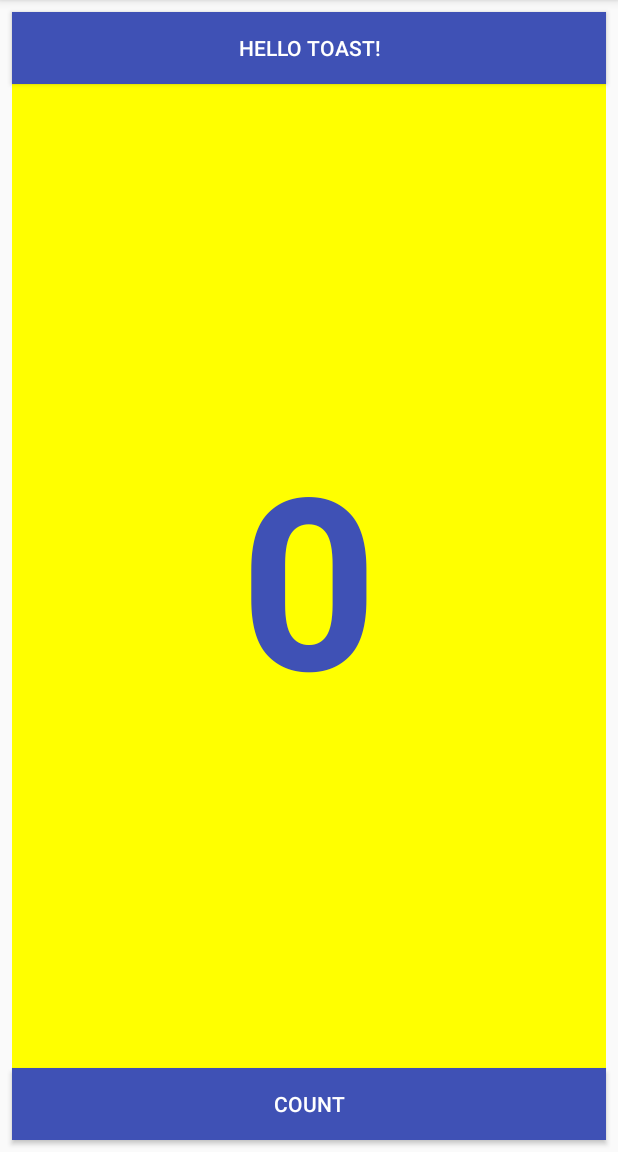
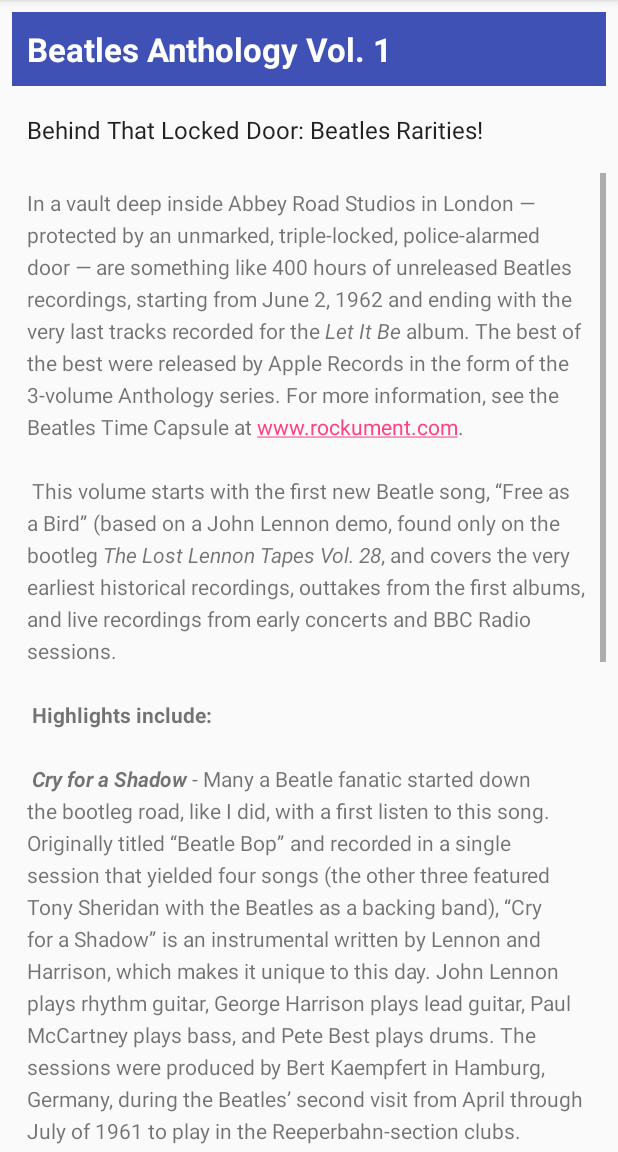
Before and after one commit to biratrai/android-developer-fundamental-course, an Android app: the screen it shows after launch (MainActivity before the commit, ScrollActivity after it), after a tap on "HELLO TOAST!", on a phone screen of 412 x 824 dp, the part 84-1236 px from its top. Run offline under Robolectric (Android 15) with nearby library versions, the phone set to English and light mode, and no system bars.

Commit message:
adding scrollable view

```diff
--- a/app/build.gradle
+++ b/app/build.gradle
@@ -1,6 +1,5 @@
 // DSL plugin for android
 apply plugin: 'com.android.application'
-
 
 // DSL plugin for kotlin
 apply plugin: 'kotlin-android'
@@ -35,7 +34,7 @@ android {
 dependencies {
     // Local binary dependency. Include any JAR file inside app/libs
     implementation fileTree(dir: 'libs', include: ['*.jar'])
-    implementation"org.jetbrains.kotlin:kotlin-stdlib-jre7:$kotlin_version"
+    implementation "org.jetbrains.kotlin:kotlin-stdlib-jre7:$kotlin_version"
     implementation 'com.android.support:appcompat-v7:26.1.0'
     implementation 'com.android.support.constraint:constraint-layout:1.0.2'
     testImplementation 'junit:junit:4.12'
--- a/app/src/main/AndroidManifest.xml
+++ b/app/src/main/AndroidManifest.xml
@@ -16,6 +16,7 @@
                 <category android:name="android.intent.category.LAUNCHER" />
             </intent-filter>
         </activity>
+        <activity android:name=".ScrollActivity"></activity>
     </application>
 
 </manifest>
--- a/app/src/main/java/com/example/gooner10/androiddeveloperfundamentals/MainActivity.kt
+++ b/app/src/main/java/com/example/gooner10/androiddeveloperfundamentals/MainActivity.kt
@@ -1,5 +1,6 @@
 package com.example.gooner10.androiddeveloperfundamentals
 
+import android.content.Intent
 import android.os.Bundle
 import android.support.v7.app.AppCompatActivity
 import android.view.View
@@ -17,7 +18,9 @@ class MainActivity : AppCompatActivity() {
      * When the button is clicked, it shows toast
      */
     fun showToast(view: View) {
-        Toast.makeText(this, getString(R.string.toast_message), Toast.LENGTH_SHORT).show();
+        Toast.makeText(this, getString(R.string.toast_message), Toast.LENGTH_SHORT).show()
+        val intent = Intent(this, ScrollActivity::class.java)
+        startActivity(intent)
     }
 
     /**
--- /dev/null
+++ b/app/src/main/java/com/example/gooner10/androiddeveloperfundamentals/ScrollActivity.kt
@@ -0,0 +1,12 @@
+package com.example.gooner10.androiddeveloperfundamentals
+
+import android.support.v7.app.AppCompatActivity
+import android.os.Bundle
+
+class ScrollActivity : AppCompatActivity() {
+
+    override fun onCreate(savedInstanceState: Bundle?) {
+        super.onCreate(savedInstanceState)
+        setContentView(R.layout.activity_scroll)
+    }
+}
--- /dev/null
+++ b/app/src/main/res/layout/activity_scroll.xml
@@ -0,0 +1,64 @@
+<?xml version="1.0" encoding="utf-8"?>
+<android.support.constraint.ConstraintLayout xmlns:android="http://schemas.android.com/apk/res/android"
+    xmlns:app="http://schemas.android.com/apk/res-auto"
+    xmlns:tools="http://schemas.android.com/tools"
+    android:layout_width="match_parent"
+    android:layout_height="match_parent"
+    tools:context="com.example.gooner10.androiddeveloperfundamentals.ScrollActivity">
+
+    <TextView
+        android:id="@+id/heading"
+        android:layout_width="match_parent"
+        android:layout_height="wrap_content"
+        android:layout_marginEnd="8dp"
+        android:layout_marginStart="8dp"
+        android:layout_marginTop="8dp"
+        android:background="@color/colorPrimary"
+        android:padding="@dimen/padding_regular"
+        android:text="@string/article_title"
+        android:textAppearance="@android:style/TextAppearance.DeviceDefault.Large"
+        android:textColor="@android:color/white"
+        android:textStyle="bold"
+        app:layout_constraintEnd_toEndOf="parent"
+        app:layout_constraintStart_toStartOf="parent"
+        app:layout_constraintTop_toTopOf="parent"
+        tools:text="Heading" />
+
+    <TextView
+        android:id="@+id/subHeading"
+        android:layout_width="match_parent"
+        android:layout_height="wrap_content"
+        android:layout_marginEnd="8dp"
+        android:layout_marginStart="8dp"
+        android:layout_marginTop="8dp"
+        android:padding="@dimen/padding_regular"
+        android:text="@string/article_subtitle"
+        android:textAppearance="@android:style/TextAppearance"
+        app:layout_constraintEnd_toEndOf="parent"
+        app:layout_constraintStart_toStartOf="parent"
+        app:layout_constraintTop_toBottomOf="@+id/heading"
+        tools:text="Subheading" />
+
+    <ScrollView
+        android:layout_width="match_parent"
+        android:layout_height="0dp"
+        android:layout_marginEnd="8dp"
+        android:layout_marginStart="8dp"
+        android:layout_marginTop="8dp"
+        app:layout_constraintEnd_toEndOf="parent"
+        app:layout_constraintStart_toStartOf="parent"
+        app:layout_constraintTop_toBottomOf="@+id/subHeading">
+
+        <TextView
+            android:id="@+id/article"
+            android:layout_width="match_parent"
+            android:layout_height="match_parent"
+            android:autoLink="web"
+            android:lineSpacingExtra="5sp"
+            android:padding="@dimen/padding_regular"
+            android:text="@string/article_text"
+
+            tools:text="Article" />
+    </ScrollView>
+
+</android.support.constraint.ConstraintLayout>
--- a/app/src/main/res/values/dimens.xml
+++ b/app/src/main/res/values/dimens.xml
@@ -1,4 +1,5 @@
 <?xml version="1.0" encoding="utf-8"?>
 <resources>
     <dimen name="count_textView_size">160sp</dimen>
+    <dimen name="padding_regular">10dp</dimen>
 </resources>
--- a/app/src/main/res/values/strings.xml
+++ b/app/src/main/res/values/strings.xml
@@ -4,4 +4,27 @@
     <string name="count">Count</string>
     <string name="count_initial_value">0</string>
     <string name="toast_message">Hello Toast!</string>
+    <string name="article_subtitle">Behind That Locked Door: Beatles Rarities!</string>
+    <string name="article_title">Beatles Anthology Vol. 1</string>
+    <string name="article_text">In a vault deep inside Abbey Road Studios in London — protected by an unmarked, triple-locked, police-alarmed door — are something like 400 hours of unreleased Beatles recordings, starting from June 2, 1962 and ending with the very last tracks recorded for the <i>Let It Be</i> album. The best of the best were released by Apple Records in the form of the 3-volume Anthology series.
+        For more information, see the Beatles Time Capsule at www.rockument.com.
+\n\n
+This volume starts with the first new Beatle song, “Free as a Bird” (based on a John Lennon demo, found only on the bootleg <i>The Lost Lennon Tapes Vol. 28</i>, and covers the very earliest historical recordings, outtakes from the first albums, and live recordings from early concerts and BBC Radio sessions.
+\n\n
+<b>Highlights include:</b>
+\n\n
+<b><i>Cry for a Shadow</i></b> - Many a Beatle fanatic started down the bootleg road, like I did, with a first listen to this song. Originally titled “Beatle Bop” and recorded in a single session that yielded four songs (the other three featured Tony Sheridan with the Beatles as a backing band), “Cry for a Shadow” is an instrumental written by Lennon and Harrison, which makes it unique to this day. John Lennon plays rhythm guitar, George Harrison plays lead guitar, Paul McCartney plays bass, and Pete Best plays drums. The sessions were produced by Bert Kaempfert in Hamburg, Germany, during the Beatles’ second visit from April through July of 1961 to play in the Reeperbahn-section clubs.
+\n\n
+<b><i>My Bonnie</i></b> and <b><i>Ain’t She Sweet</i></b> — At the same session, the Beatles played on “My Bonnie” (the first-ever single with Beatles playing), as the backing band for English singer Tony Sheridan, originally a member of the Jets. The popularity of this single in Liverpool brought the Beatles to the attention of Brian Epstein, who worked in the NEMS record store and tried to meet demand for the disc. John Lennon then sings a fine “Ain’t She Sweet” (his first-ever released vocal).
+\n\n
+<b><i>Searchin</i></b> — A Jerry Leiber - Mike Stoller comedy song that was a hit for the Coasters in 1957, and a popular live favorite of the Beatles. The Coasters also had a hit with “Besame Mucho” and the Beatles covered that song as well. Ringo Starr had by now replaced Pete Best on drums. The high falsetto is George, who also plays a hesitant lead guitar. This is from their first audition for Decca Records in London on Jan 1., 1962, live in the studio. The Grateful Dead would later cover “Searchin” with a similar arrangement, Pigpen doing the Paul vocals. A live version is available on bootlegs featuring the Dead joined by the Beach Boys!
+\n\n
+<b><i>Love Me Do</i></b> — An early version of the song, played a bit slower and with more of a blues feeling, and a cool bossa-nova beat in middle. Paul had to sing while John played harmonica — a first for the group. Pete Best played drums on this version.
+\n\n
+<b><i>She Loves You – Till There Was You – Twist and Shout</i></b> — Live at the Princess Wales Theatre by Leicester Square in London, attended by the Queen. “Till There Was You” (by Meredith Wilson) is from the musical The Music Man and a hit for Peggy Lee in 1961. Before playing it, Paul said it was recorded by his favorite American group, “Sophie Tucker” (which got some laughs). At the end, John tells the people in the cheaper seats to clap their hands, and the rest to “rattle your jewelry” and then announces “Twist and Shout” (a song by Bert Russell and Phil Medley that was first recorded in 1962 by the Isley Brothers). A film of the performance shows the Queen smiling at John’s remark.
+\n\n
+<b><i>Leave My Kitten Alone</i></b> — One of the lost Beatle songs recorded during the “Beatles For Sale” sessions but never released. This song, written by Little Willie John, Titus Turner, and James McDougal, was a 1959 R&amp;B hit for Little Willie John and covered by Johnny Preston before the Beatles tried it and shelved it. A reference to a “big fat bulldog” may have influenced John’s “Hey Bulldog” (Yellow Submarine album), which is a similar rocker.
+\n\n
+<b><i>One After 909</i></b> — A song recorded for the <i>Let It Be</i> album was actually worked on way back in the beginning, six years earlier. This take shows how they did it much more slowly, with an R&amp;B feel to it.
+</string>
 </resources>
```
